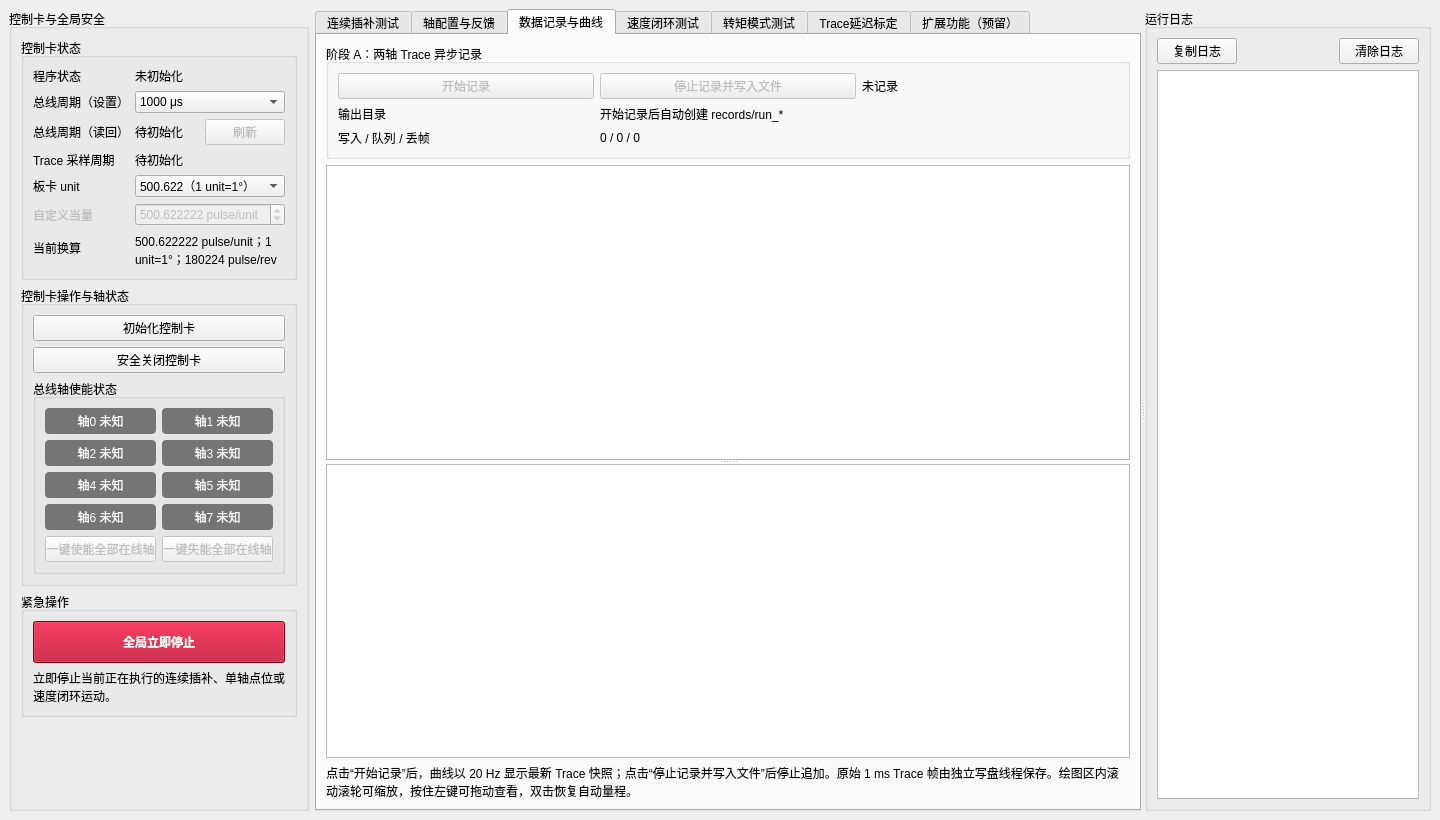
This is conti_ctrl/mainwindow.ui in yzj148162-cmyk/E5000-ContiInterpolation as Qt 5 draws it before an edit. The edited form follows.
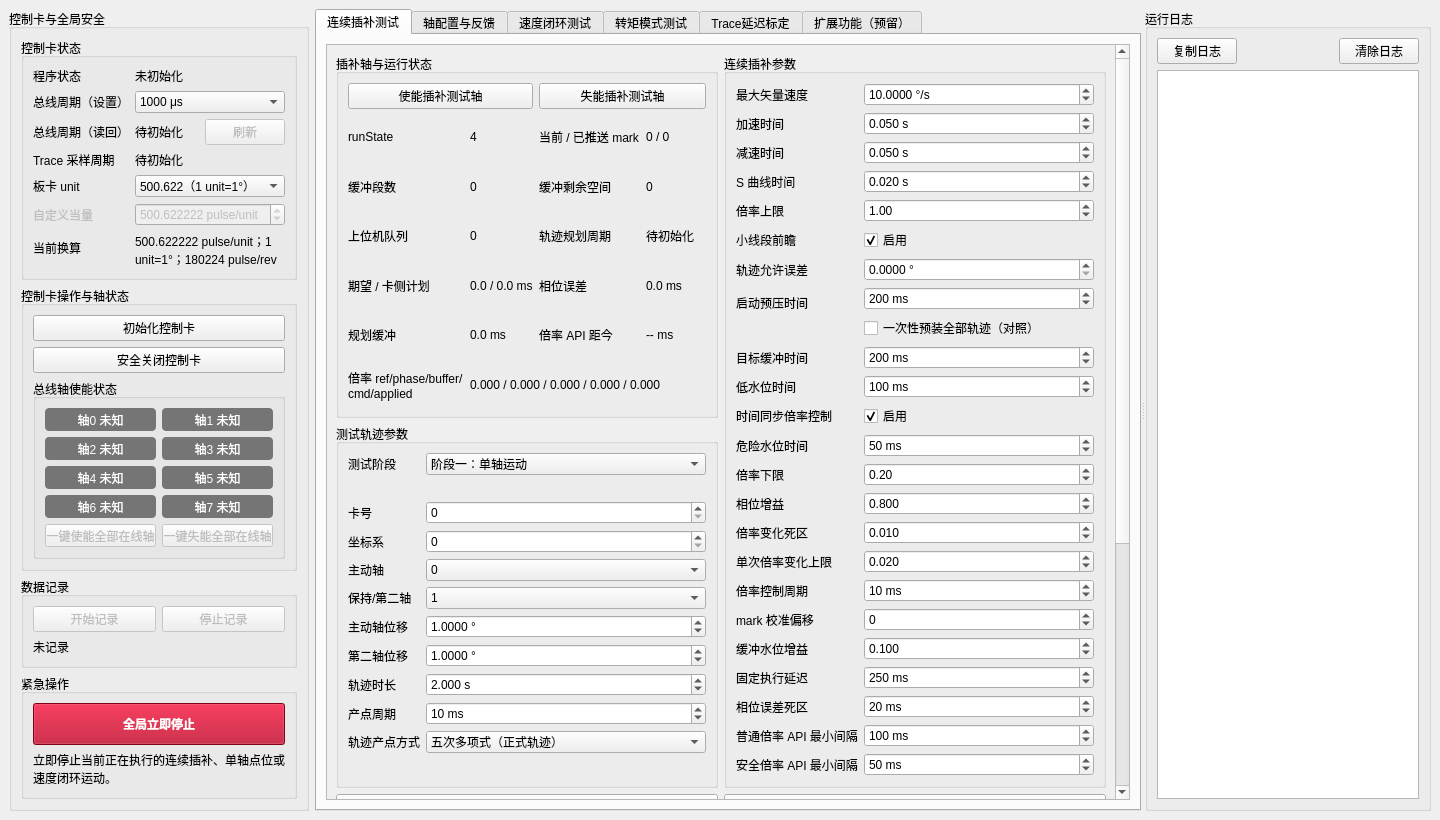
This is the edited form. The open tabs and pages were chosen to show the change. Custom widgets are drawn as their Qt base class.

Commit message: 精简数据记录界面并迁移全局控制

Diff of the .ui file:
```diff
--- a/conti_ctrl/mainwindow.ui
+++ b/conti_ctrl/mainwindow.ui
@@ -403,6 +403,54 @@
          </layout>
         </widget>
        </item>
+       <item>
+        <widget class="QGroupBox" name="telemetryRecordGroup">
+         <property name="title">
+          <string>数据记录</string>
+         </property>
+         <layout class="QGridLayout" name="telemetryRecordLayout">
+          <item row="0" column="0">
+           <widget class="QPushButton" name="startRecordingButton">
+            <property name="enabled">
+             <bool>false</bool>
+            </property>
+            <property name="toolTip">
+             <string>开始异步记录当前 Trace 原始帧，数据写入程序目录下的 records/run_*。</string>
+            </property>
+            <property name="text">
+             <string>开始记录</string>
+            </property>
+           </widget>
+          </item>
+          <item row="0" column="1">
+           <widget class="QPushButton" name="stopRecordingButton">
+            <property name="enabled">
+             <bool>false</bool>
+            </property>
+            <property name="toolTip">
+             <string>停止手动 Trace 记录，排空异步写盘队列并关闭本次记录文件。</string>
+            </property>
+            <property name="text">
+             <string>停止记录</string>
+            </property>
+           </widget>
+          </item>
+          <item row="1" column="0" colspan="2">
+           <widget class="QLabel" name="recordingStateValueLabel">
+            <property name="toolTip">
+             <string>显示记录状态；悬浮可查看输出目录和写入、队列、丢帧统计。</string>
+            </property>
+            <property name="text">
+             <string>未记录</string>
+            </property>
+            <property name="wordWrap">
+             <bool>true</bool>
+            </property>
+           </widget>
+          </item>
+         </layout>
+        </widget>
+       </item>
        <item>
         <widget class="QGroupBox" name="globalEmergencyGroup">
          <property name="title">
@@ -1961,122 +2009,6 @@
          </item>
         </layout>
        </widget>
-       <widget class="QWidget" name="telemetryTab">
-        <attribute name="title">
-         <string>数据记录与曲线</string>
-        </attribute>
-        <layout class="QVBoxLayout" name="telemetryLayout">
-         <item>
-          <widget class="QGroupBox" name="telemetryRecordGroup">
-           <property name="title">
-            <string>阶段 A：两轴 Trace 异步记录</string>
-           </property>
-           <layout class="QGridLayout" name="telemetryRecordLayout">
-            <item row="0" column="0">
-             <widget class="QPushButton" name="startRecordingButton">
-              <property name="enabled">
-               <bool>false</bool>
-              </property>
-              <property name="text">
-               <string>开始记录</string>
-              </property>
-             </widget>
-            </item>
-            <item row="0" column="1">
-             <widget class="QPushButton" name="stopRecordingButton">
-              <property name="enabled">
-               <bool>false</bool>
-              </property>
-              <property name="text">
-               <string>停止记录并写入文件</string>
-              </property>
-             </widget>
-            </item>
-            <item row="0" column="2">
-             <widget class="QLabel" name="recordingStateValueLabel">
-              <property name="text">
-               <string>未记录</string>
-              </property>
-             </widget>
-            </item>
-            <item row="1" column="0">
-             <widget class="QLabel" name="recordPathLabel">
-              <property name="text">
-               <string>输出目录</string>
-              </property>
-             </widget>
-            </item>
-            <item row="1" column="1" colspan="2">
-             <widget class="QLabel" name="recordPathValueLabel">
-              <property name="text">
-               <string>开始记录后自动创建 records/run_*</string>
-              </property>
-              <property name="wordWrap">
-               <bool>true</bool>
-              </property>
-             </widget>
-            </item>
-            <item row="2" column="0">
-             <widget class="QLabel" name="recordStatsLabel">
-              <property name="text">
-               <string>写入 / 队列 / 丢帧</string>
-              </property>
-             </widget>
-            </item>
-            <item row="2" column="1" colspan="2">
-             <widget class="QLabel" name="recordStatsValueLabel">
-              <property name="text">
-               <string>0 / 0 / 0</string>
-              </property>
-             </widget>
-            </item>
-           </layout>
-          </widget>
-         </item>
-         <item>
-          <widget class="QSplitter" name="telemetryPlotSplitter">
-           <property name="orientation">
-            <enum>Qt::Orientation::Vertical</enum>
-           </property>
-           <property name="childrenCollapsible">
-            <bool>false</bool>
-           </property>
-           <widget class="ZoomableChartView" name="positionChartView">
-            <property name="minimumSize">
-             <size>
-              <width>0</width>
-              <height>240</height>
-             </size>
-            </property>
-            <property name="toolTip">
-             <string>鼠标滚轮以光标位置为中心缩放；按住左键拖动查看时间历程；双击恢复自动量程。</string>
-            </property>
-           </widget>
-           <widget class="ZoomableChartView" name="followingErrorChartView">
-            <property name="minimumSize">
-             <size>
-              <width>0</width>
-              <height>240</height>
-             </size>
-            </property>
-            <property name="toolTip">
-             <string>鼠标滚轮以光标位置为中心缩放；按住左键拖动查看时间历程；双击恢复自动量程。</string>
-            </property>
-           </widget>
-          </widget>
-         </item>
-         <item>
-          <widget class="QLabel" name="telemetryHintLabel">
-           <property name="text">
-            <string>点击“开始记录”后，曲线以 20 Hz 显示最新 Trace 快照；点击“停止记录并写入文件”后停止追加。原始 1 ms Trace 帧由独立写盘线程保存。绘图区内滚动滚轮可缩放，按住左键可拖动查看，双击恢复自动量程。</string>
-           </property>
-           <property name="wordWrap">
-            <bool>true</bool>
-           </property>
-          </widget>
-         </item>
-        </layout>
-       </widget>
        <widget class="QWidget" name="velocityControlTab">
         <attribute name="title">
          <string>速度闭环测试</string>
```
Left out of the diff: 6 changed lines with no effect on the pictures. Lines whose indentation alone changed are shown as unchanged. The commit also changes 5 other files.
